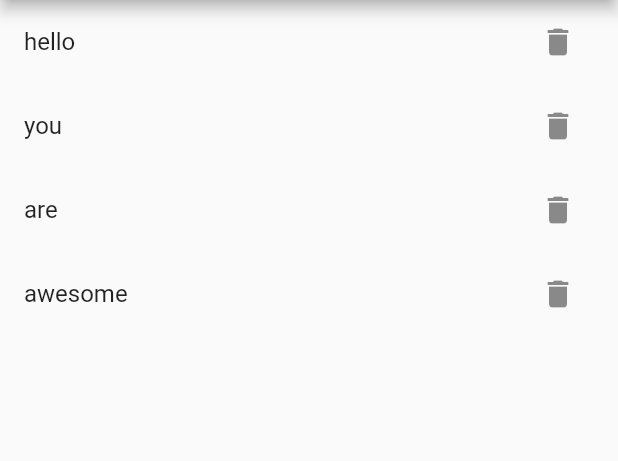
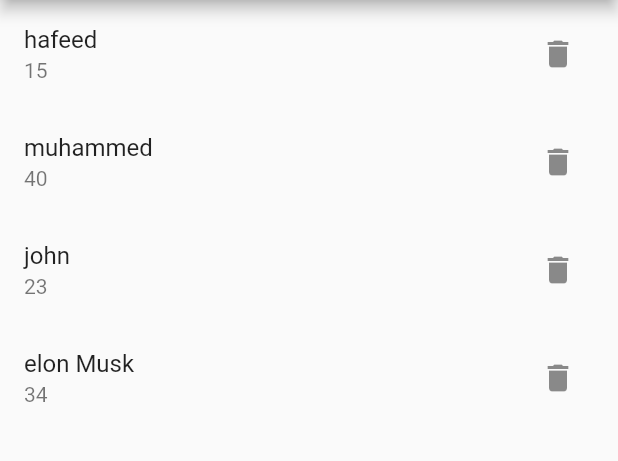
Before and after one commit to Hafeedpkl/model_sample, a Flutter app: the screen it shows after launch, on a phone screen of 412 x 824 dp, the part 84-545 px from its top. Run offline on Flutter 3.47's test engine with Material 2 defaults, Android fonts, the phone set to English and light mode, and no system bars.

Commit message:
model intitiated

```diff
--- a/lib/main.dart
+++ b/lib/main.dart
@@ -26,7 +26,12 @@ class HomeScreen extends StatefulWidget {
 }
 
 class _HomeScreenState extends State<HomeScreen> {
-  List<String> name = ['hello', 'you', 'are', 'awesome'];
+  List<Names> nameList = [
+    Names(name: 'hafeed', age: 15, dob: DateTime(2021, 12, 23)),
+    Names(name: 'muhammed', age: 40, dob: DateTime(1980, 4, 12)),
+    Names(name: 'john', age: 23, dob: DateTime(2000, 4, 23)),
+    Names(name: 'elon Musk', age: 34, dob: DateTime(1984, 10, 30))
+  ];
   @override
   Widget build(BuildContext context) {
     return Scaffold(
@@ -34,20 +39,29 @@ class _HomeScreenState extends State<HomeScreen> {
       body: ListView.builder(
         itemBuilder: (context, index) {
           return ListTile(
-            title: Text(name[index]),
+            title: Text(nameList[index].name),
+            subtitle: Text(nameList[index].age.toString()),
             trailing: IconButton(
                 onPressed: () {
-                  name.removeAt(index);
+                  nameList.removeAt(index);
                   setState(() {});
                 },
                 icon: Icon(Icons.delete)),
           );
         },
-        itemCount: name.length,
+        itemCount: nameList.length,
       ),
     );
   }
 }
-// class Name {
 
-// }
+class Names {
+  String name;
+  int age;
+  DateTime dob;
+  Names({
+    required this.name,
+    required this.age,
+    required this.dob,
+  });
+}
```
